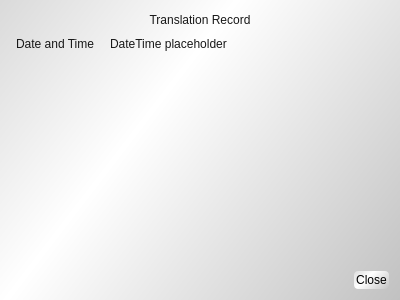
The window that ui/record_entry_view.ui (TryExceptElse/pyleadstool) describes before a commit, drawn with Qt 5.
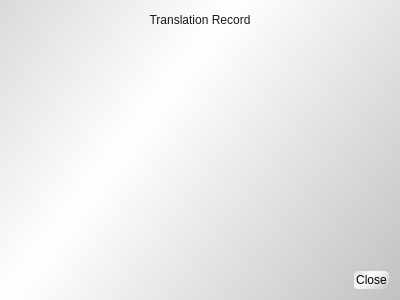
The same window after the commit.

Commit message: created skeletons of record_val_search, record_view, and records_view dialogs.

```diff
--- a/ui/record_entry_view.ui
+++ b/ui/record_entry_view.ui
@@ -106,24 +106,6 @@
      </property>
     </widget>
    </item>
-   <item>
-    <layout class="QFormLayout" name="formLayout">
-     <item row="0" column="0">
-      <widget class="QLabel" name="dateTimeLabel">
-       <property name="text">
-        <string>Date and Time</string>
-       </property>
-      </widget>
-     </item>
-     <item row="0" column="1">
-      <widget class="QLabel" name="dateTimeReadout">
-       <property name="text">
-        <string>DateTime placeholder</string>
-       </property>
-      </widget>
-     </item>
-    </layout>
-   </item>
    <item>
     <widget class="Line" name="line">
      <property name="orientation">
```
The commit also changes 10 other files.
